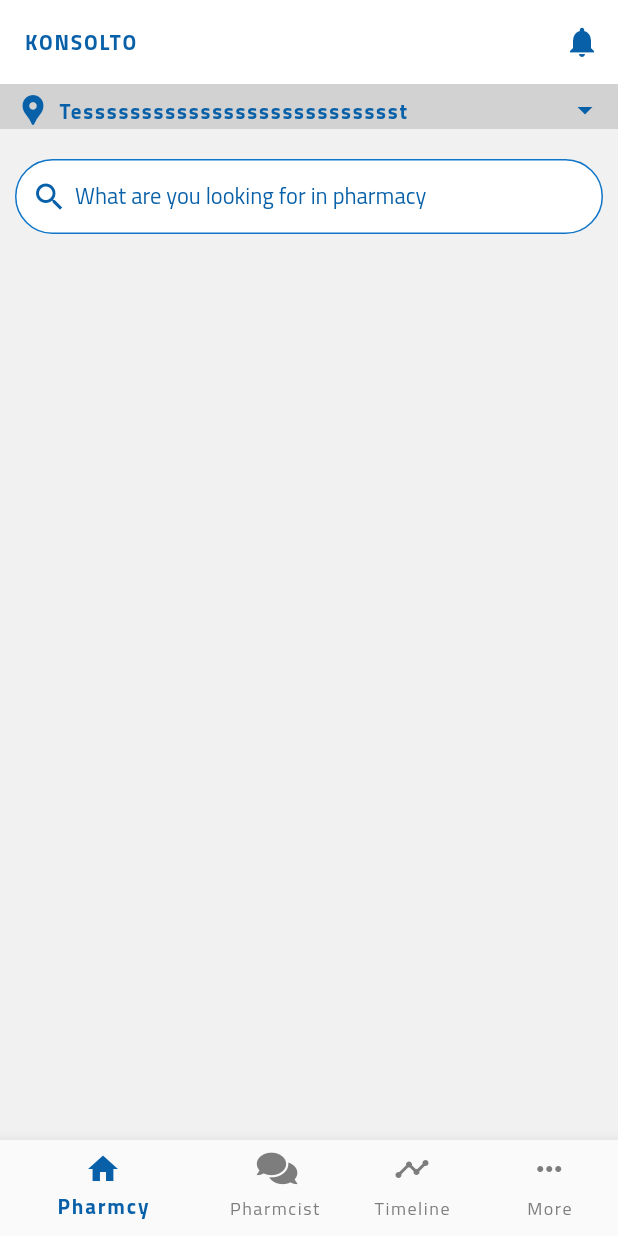
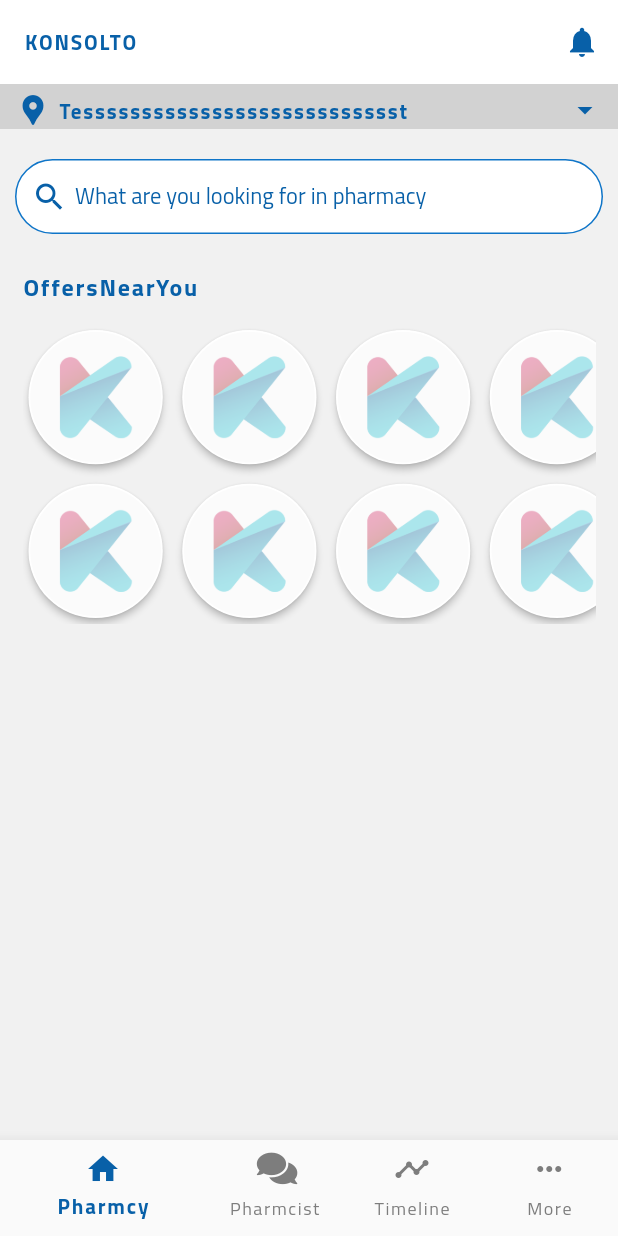
Before and after one commit to ahmedibrahim240/konsolto, a Flutter app: the screen it shows after launch, on a phone screen of 412 x 824 dp. Run offline on Flutter 3.47's test engine with Material 2 defaults, Android fonts, the phone set to English and light mode, and no system bars; our stand-ins replace cached_network_image, carousel_slider, flutter_datetime_picker, font_awesome_flutter, smooth_star_rating; missing offline and left inert: code_fields, flutter_share.

Commit message:
OffersNearYou

```diff
--- a/lib/screens/home/home.dart
+++ b/lib/screens/home/home.dart
@@ -1,4 +1,5 @@
 import 'package:flutter/material.dart';
+import 'package:konsolto/screens/home/homeClasses/offertsNears.dart';
 
 import 'homeClasses/homeAppBar.dart';
 
@@ -16,6 +17,7 @@ class _HomeState extends State<Home> {
         primary: true,
         children: [
           HomeAppBar(),
+          OffersNearYou(),
         ],
       ),
     );
--- /dev/null
+++ b/lib/screens/home/homeClasses/offertsNears.dart
@@ -0,0 +1,76 @@
+import 'package:flutter/cupertino.dart';
+import 'package:flutter/material.dart';
+import 'package:konsolto/constants/constans.dart';
+import 'package:konsolto/constants/themes.dart';
+
+class OffersNearYou extends StatefulWidget {
+  @override
+  _OffersNearYouState createState() => _OffersNearYouState();
+}
+
+class _OffersNearYouState extends State<OffersNearYou> {
+  @override
+  Widget build(BuildContext context) {
+    return Container(
+      padding: EdgeInsets.symmetric(horizontal: 15),
+      child: Column(
+        mainAxisAlignment: MainAxisAlignment.start,
+        crossAxisAlignment: CrossAxisAlignment.start,
+        children: [
+          Text(
+            'OffersNearYou',
+            style: AppTheme.headingColorBlue.copyWith(
+              fontSize: 16,
+            ),
+          ),
+          spaceH(10),
+          Container(
+            height: 200,
+            width: MediaQuery.of(context).size.width,
+            child: GridView.count(
+              crossAxisCount: 2,
+              crossAxisSpacing: 5,
+              mainAxisSpacing: 5,
+              primary: false,
+              childAspectRatio: 1,
+              scrollDirection: Axis.horizontal,
+              shrinkWrap: true,
+              children: List.generate(
+                10,
+                (index) {
+                  return Padding(
+                    padding: const EdgeInsets.all(0.0),
+                    child: InkWell(
+                      onTap: () {
+                        // Navigator.of(context).push(
+                        //   MaterialPageRoute(
+                        //     builder: (_) => CategoriesCoursesPage(
+                        //       categories: categoriesList[index],
+                        //     ),
+                        //   ),
+                        // );
+                      },
+                      child: Card(
+                        elevation: 2,
+                        shape: RoundedRectangleBorder(
+                            borderRadius: BorderRadius.circular(100)),
+                        child: Center(
+                          child: CircleAvatar(
+                            maxRadius: 50,
+                            minRadius: 50,
+                            backgroundColor: Colors.transparent,
+                            backgroundImage: AssetImage('lib/images/logo.png'),
+                          ),
+                        ),
+                      ),
+                    ),
+                  );
+                },
+              ),
+            ),
+          ),
+        ],
+      ),
+    );
+  }
+}
```
